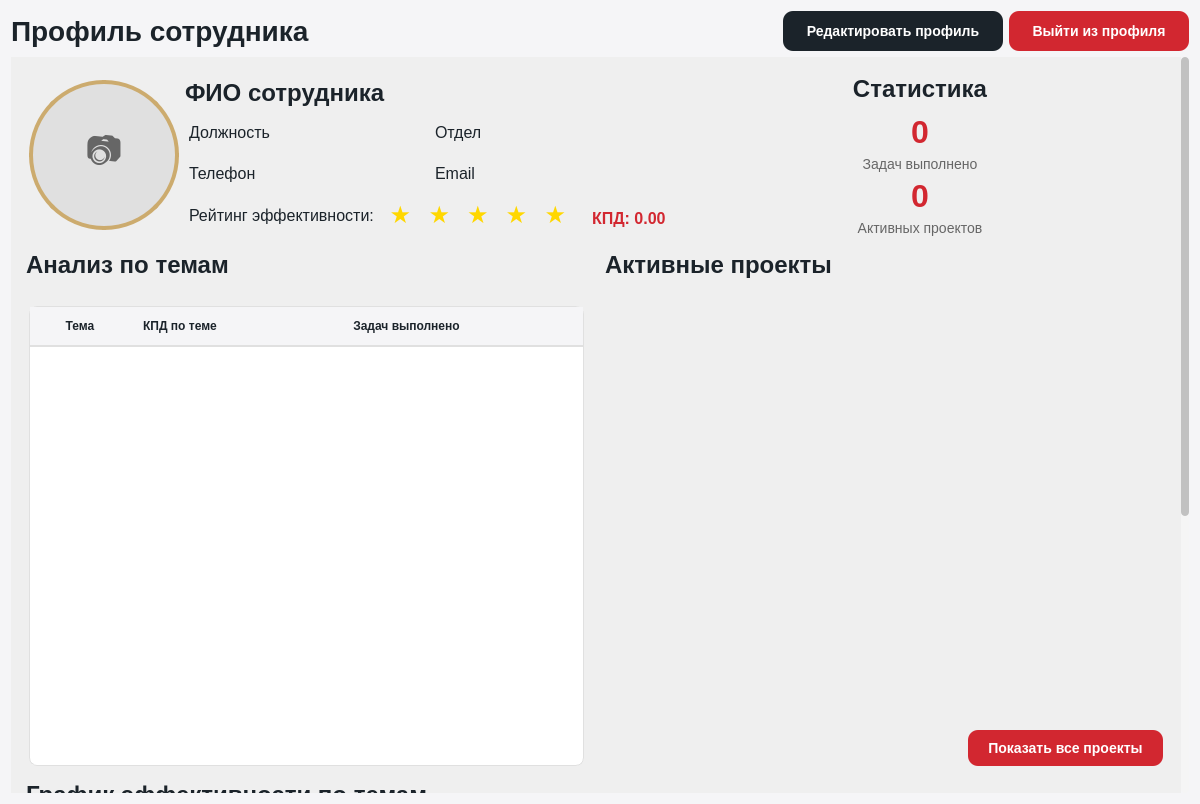
Above: ui/profile/profile_page.ui from lerakaplich/TaskPlanner2 before the change. Below: the same form after it.
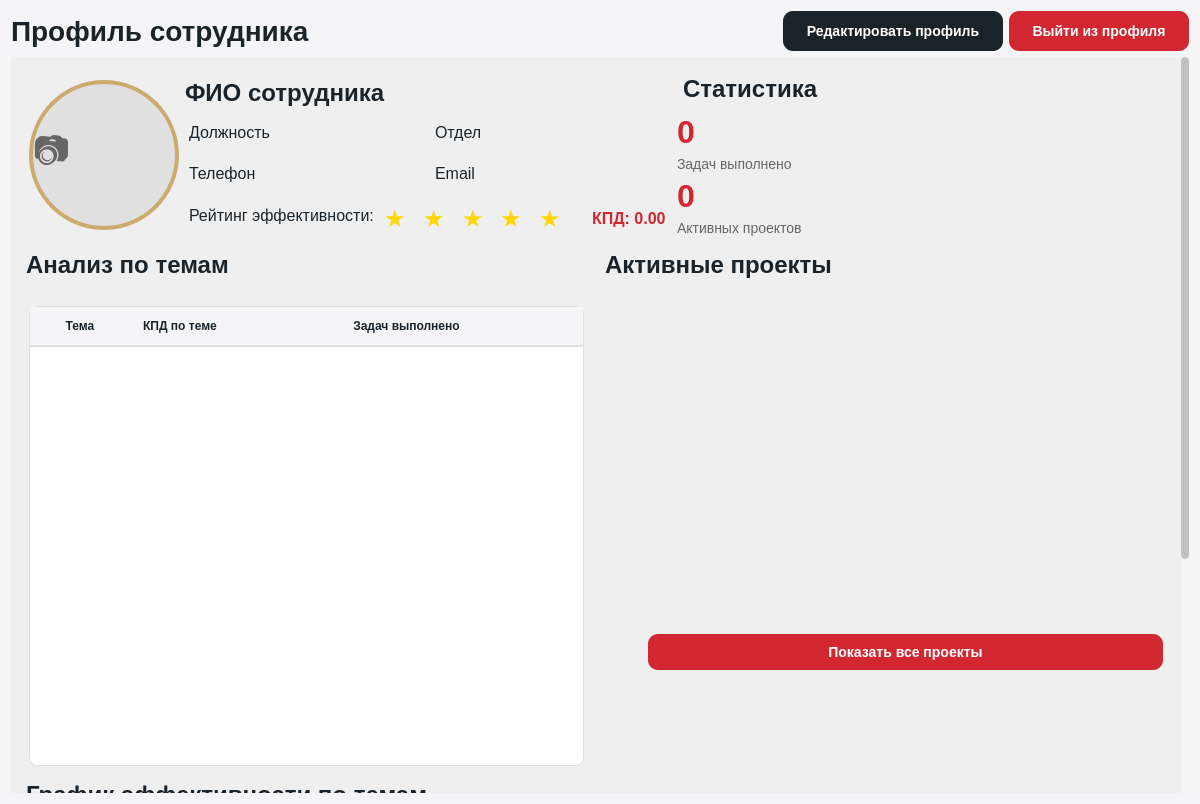
That is the form after the change.

Diff of the .ui file:
```diff
--- a/ui/profile/profile_page.ui
+++ b/ui/profile/profile_page.ui
@@ -156,7 +156,7 @@
    <item>
     <layout class="QHBoxLayout" name="horizontalLayout_2">
      <property name="sizeConstraint">
-      <enum>QLayout::SizeConstraint::SetFixedSize</enum>
+      <enum>QLayout::SetDefaultConstraint</enum>
      </property>
      <item>
       <widget class="QLabel" name="label_3">
@@ -258,14 +258,14 @@
         <x>0</x>
         <y>0</y>
         <width>1174</width>
-        <height>1265</height>
+        <height>1184</height>
        </rect>
       </property>
       <layout class="QVBoxLayout" name="verticalLayout_2">
        <item>
         <widget class="QFrame" name="frameBasicInfo">
          <property name="frameShape">
-          <enum>QFrame::Shape::NoFrame</enum>
+          <enum>QFrame::NoFrame</enum>
          </property>
          <layout class="QHBoxLayout" name="horizontalLayout_3">
           <item>
@@ -325,7 +325,7 @@
                 </font>
                </property>
                <property name="layoutDirection">
-                <enum>Qt::LayoutDirection::RightToLeft</enum>
+                <enum>Qt::LeftToRight</enum>
                </property>
                <property name="styleSheet">
                 <string notr="true">QLabel#labelPhoto {
@@ -340,9 +340,6 @@
                <property name="text">
                 <string>📷</string>
                </property>
-               <property name="alignment">
-                <set>Qt::AlignmentFlag::AlignCenter</set>
-               </property>
               </widget>
              </item>
             </layout>
@@ -452,9 +449,6 @@
                 <property name="text">
                  <string>★</string>
                 </property>
-                <property name="alignment">
-                 <set>Qt::AlignmentFlag::AlignHCenter|Qt::AlignmentFlag::AlignTop</set>
-                </property>
                </widget>
               </item>
               <item>
@@ -468,9 +462,6 @@
                 <property name="text">
                  <string>★</string>
                 </property>
-                <property name="alignment">
-                 <set>Qt::AlignmentFlag::AlignHCenter|Qt::AlignmentFlag::AlignTop</set>
-                </property>
                </widget>
               </item>
               <item>
@@ -484,9 +475,6 @@
                 <property name="text">
                  <string>★</string>
                 </property>
-                <property name="alignment">
-                 <set>Qt::AlignmentFlag::AlignHCenter|Qt::AlignmentFlag::AlignTop</set>
-                </property>
                </widget>
               </item>
               <item>
@@ -500,9 +488,6 @@
                 <property name="text">
                  <string>★</string>
                 </property>
-                <property name="alignment">
-                 <set>Qt::AlignmentFlag::AlignHCenter|Qt::AlignmentFlag::AlignTop</set>
-                </property>
                </widget>
               </item>
               <item>
@@ -516,9 +501,6 @@
                 <property name="text">
                  <string>★</string>
                 </property>
-                <property name="alignment">
-                 <set>Qt::AlignmentFlag::AlignHCenter|Qt::AlignmentFlag::AlignTop</set>
-                </property>
                </widget>
               </item>
               <item>
@@ -534,9 +516,6 @@
                 <property name="text">
                  <string>КПД: 0.00</string>
                 </property>
-                <property name="alignment">
-                 <set>Qt::AlignmentFlag::AlignLeading|Qt::AlignmentFlag::AlignLeft|Qt::AlignmentFlag::AlignVCenter</set>
-                </property>
                </widget>
               </item>
              </layout>
@@ -558,9 +537,6 @@
               <property name="text">
                <string>Статистика</string>
               </property>
-              <property name="alignment">
-               <set>Qt::AlignmentFlag::AlignCenter</set>
-              </property>
              </widget>
             </item>
             <item>
@@ -575,9 +551,6 @@
               <property name="text">
                <string>0</string>
               </property>
-              <property name="alignment">
-               <set>Qt::AlignmentFlag::AlignCenter</set>
-              </property>
              </widget>
             </item>
             <item>
@@ -591,9 +564,6 @@
               <property name="text">
                <string>Задач выполнено</string>
               </property>
-              <property name="alignment">
-               <set>Qt::AlignmentFlag::AlignCenter</set>
-              </property>
              </widget>
             </item>
             <item>
@@ -608,9 +578,6 @@
               <property name="text">
                <string>0</string>
               </property>
-              <property name="alignment">
-               <set>Qt::AlignmentFlag::AlignCenter</set>
-              </property>
              </widget>
             </item>
             <item>
@@ -624,9 +591,6 @@
               <property name="text">
                <string>Активных проектов</string>
               </property>
-              <property name="alignment">
-               <set>Qt::AlignmentFlag::AlignCenter</set>
-              </property>
              </widget>
             </item>
            </layout>
@@ -657,7 +621,7 @@
            <item>
             <widget class="QFrame" name="frameSkills">
              <property name="frameShape">
-              <enum>QFrame::Shape::NoFrame</enum>
+              <enum>QFrame::NoFrame</enum>
              </property>
              <layout class="QVBoxLayout" name="verticalLayout_5">
               <item>
@@ -723,13 +687,13 @@
               </size>
              </property>
              <property name="frameShape">
-              <enum>QFrame::Shape::NoFrame</enum>
+              <enum>QFrame::NoFrame</enum>
              </property>
              <layout class="QVBoxLayout" name="verticalLayout_8">
               <item>
                <widget class="QScrollArea" name="scrollAreaProjects">
                 <property name="frameShape">
-                 <enum>QFrame::Shape::NoFrame</enum>
+                 <enum>QFrame::NoFrame</enum>
                 </property>
                 <property name="widgetResizable">
                  <bool>true</bool>
@@ -740,7 +704,7 @@
                    <x>0</x>
                    <y>0</y>
                    <width>512</width>
-                   <height>371</height>
+                   <height>373</height>
                   </rect>
                  </property>
                  <layout class="QVBoxLayout" name="verticalLayout_9">
@@ -785,9 +749,6 @@
                <layout class="QHBoxLayout" name="horizontalLayout_9">
                 <item>
                  <spacer name="horizontalSpacer">
-                  <property name="orientation">
-                   <enum>Qt::Orientation::Horizontal</enum>
-                  </property>
                   <property name="sizeHint" stdset="0">
                    <size>
                     <width>40</width>
@@ -850,7 +811,7 @@
          <property name="minimumSize">
           <size>
            <width>0</width>
-           <height>400</height>
+           <height>300</height>
           </size>
          </property>
          <property name="maximumSize">
@@ -860,7 +821,7 @@
           </size>
          </property>
          <property name="frameShape">
-          <enum>QFrame::Shape::NoFrame</enum>
+          <enum>QFrame::NoFrame</enum>
          </property>
          <layout class="QVBoxLayout" name="verticalLayout_12">
           <property name="leftMargin">
@@ -894,9 +855,6 @@
        </item>
        <item>
         <spacer name="verticalSpacer">
-         <property name="orientation">
-          <enum>Qt::Orientation::Vertical</enum>
-         </property>
          <property name="sizeHint" stdset="0">
           <size>
            <width>20</width>
```
